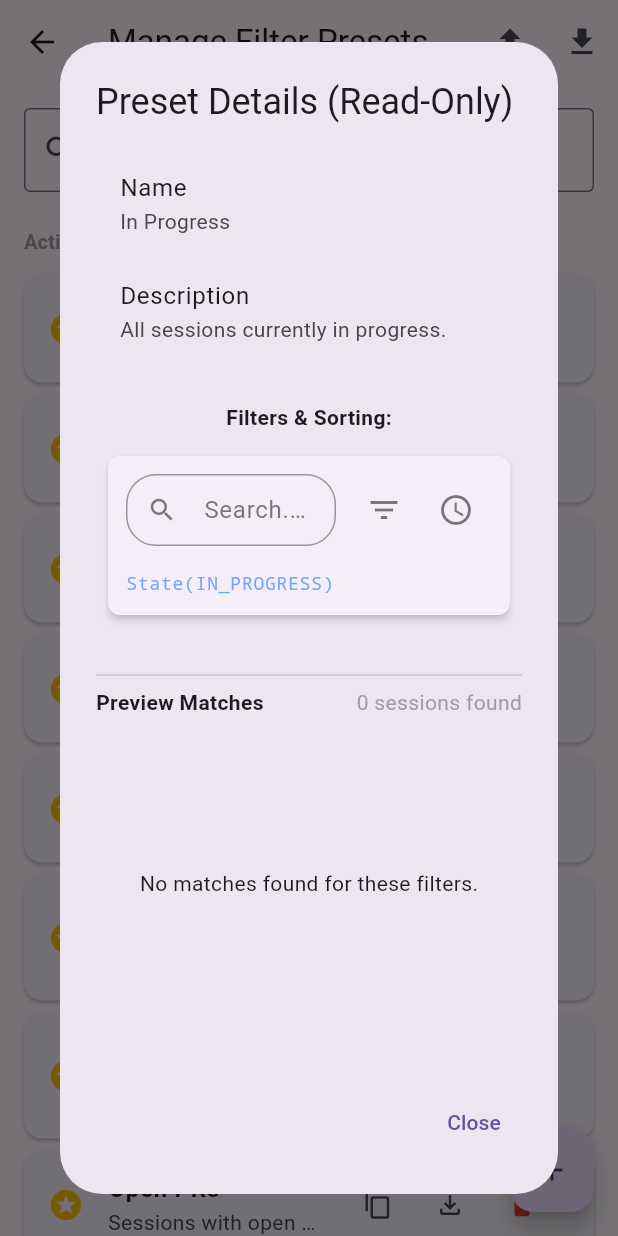
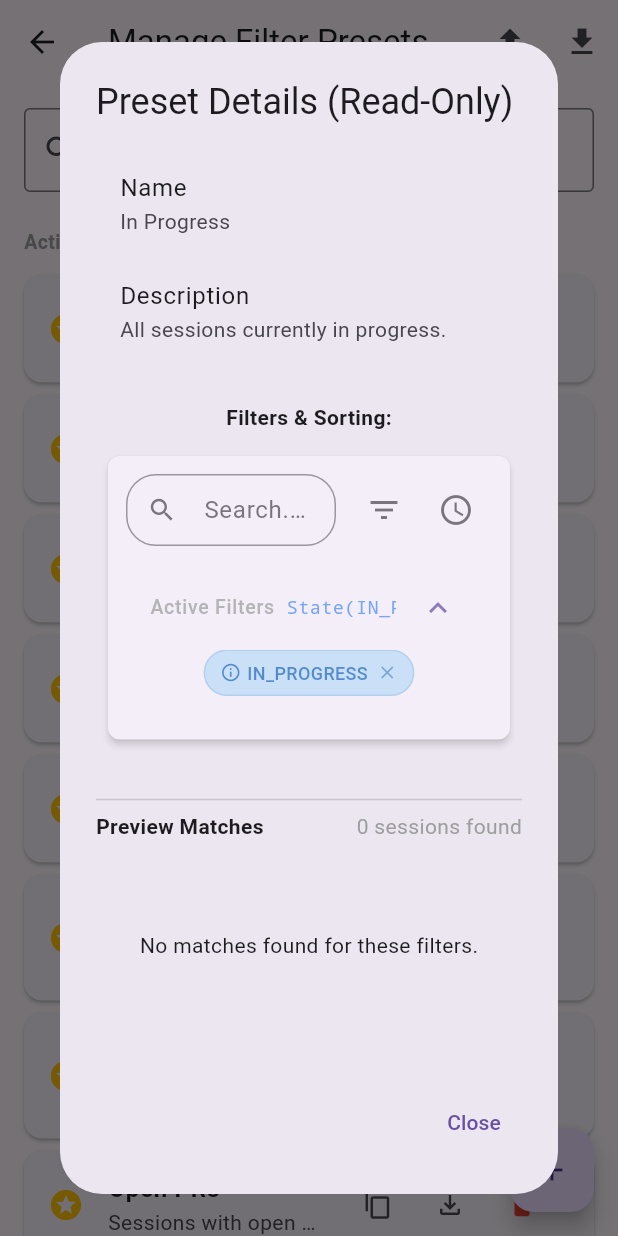
Before and after one commit to arran4/flutter_jules, a Flutter app: the BookmarkManagerScreen screen opened directly with empty values, after a tap on "In Progress", on a phone screen of 412 x 824 dp. Run offline on Flutter 3.47's test engine with Material 3 defaults, Android fonts, the phone set to English and light mode, and no system bars; our stand-ins replace flutter_local_notifications, flutter_markdown, flutter_secure_storage, google_sign_in, shared_preferences; missing offline and left inert: dartobjectutils; accounts and stored records are empty; network calls fail.

Commit message:
refactor(search): Decouple active filters from filter menu
The "Active Filters" view is now a separate, collapsible dropdown, independent of the main filter menu. This ensures that hiding the filter menu (which contains sorting and preset options) no longer hides the list of active filters.

```diff
--- a/lib/ui/widgets/advanced_search_bar.dart
+++ b/lib/ui/widgets/advanced_search_bar.dart
@@ -54,6 +54,7 @@ class _AdvancedSearchBarState extends State<AdvancedSearchBar> {
   List<FilterToken> _filteredSuggestions = [];
   int _highlightedIndex = 0;
   bool _showFilterMenu = false;
+  bool _showActiveFilters = true;
 
   @override
   void initState() {
@@ -714,18 +715,19 @@ class _AdvancedSearchBarState extends State<AdvancedSearchBar> {
 
                 const SizedBox(height: 12),
 
-                // Filters and Sorts inline (collapsible)
-                if (_showFilterMenu)
-                  Padding(
-                    padding: const EdgeInsets.only(top: 8),
-                    child: Row(
-                      crossAxisAlignment: CrossAxisAlignment.start,
-                      children: [
-                        // Left side: Active Filters
-                        Expanded(
-                          flex: 2,
-                          child: Column(
-                            crossAxisAlignment: CrossAxisAlignment.start,
+                // Active Filters (collapsible dropdown)
+                if (widget.filterTree != null)
+                  Theme(
+                    data: Theme.of(context)
+                        .copyWith(dividerColor: Colors.transparent),
+                    child: ExpansionTile(
+                      initiallyExpanded: _showActiveFilters,
+                      onExpansionChanged: (isExpanded) {
+                        setState(() {
+                          _showActiveFilters = isExpanded;
+                        });
+                      },
+                      title: Row(
                         children: [
                           const Text(
                             'Active Filters',
@@ -735,9 +737,34 @@ class _AdvancedSearchBarState extends State<AdvancedSearchBar> {
                               color: Colors.grey,
                             ),
                           ),
-                              const Divider(height: 16),
-                              if (widget.filterTree != null)
-                                FilterElementWidget(
+                          const SizedBox(width: 8),
+                          Expanded(
+                            child: TextField(
+                              controller: _expressionController,
+                              readOnly: true,
+                              style: const TextStyle(
+                                fontSize: 12,
+                                color: Colors.blueAccent,
+                                fontFamily: 'monospace',
+                              ),
+                              decoration: const InputDecoration(
+                                isDense: true,
+                                border: InputBorder.none,
+                                contentPadding: EdgeInsets.zero,
+                              ),
+                            ),
+                          ),
+                        ],
+                      ),
+                      trailing: Icon(
+                        _showActiveFilters
+                            ? Icons.expand_less
+                            : Icons.expand_more,
+                      ),
+                      children: [
+                        Padding(
+                          padding: const EdgeInsets.fromLTRB(16, 0, 16, 16),
+                          child: FilterElementWidget(
                             element: widget.filterTree,
                             onAddAlternative: (target, alternative) {
                               final newTree =
@@ -751,8 +778,7 @@ class _AdvancedSearchBarState extends State<AdvancedSearchBar> {
                                   FilterElementBuilder.simplify(newTree);
                               widget.onFilterTreeChanged(simplified);
                             },
-                                  onDrop:
-                                      (source, target, action, isCtrlPressed) {
+                            onDrop: (source, target, action, isCtrlPressed) {
                               var newTree = widget.filterTree;
                               final sourceCopy =
                                   FilterElement.fromJson(source.toJson());
@@ -760,39 +786,34 @@ class _AdvancedSearchBarState extends State<AdvancedSearchBar> {
 
                               switch (action) {
                                 case FilterDropAction.groupOr:
-                                        newTree =
-                                            FilterElementBuilder.groupFilters(
+                                  newTree = FilterElementBuilder.groupFilters(
                                       newTree, target, sourceCopy,
                                       isAnd: false);
                                   break;
                                 case FilterDropAction.groupAnd:
-                                        newTree =
-                                            FilterElementBuilder.groupFilters(
+                                  newTree = FilterElementBuilder.groupFilters(
                                       newTree, target, sourceCopy,
                                       isAnd: true);
                                   break;
                                 case FilterDropAction.addToGroup:
-                                        newTree = FilterElementBuilder
-                                            .addFilterToComposite(
+                                  newTree =
+                                      FilterElementBuilder.addFilterToComposite(
                                           newTree, target, sourceCopy);
                                   break;
                                 case FilterDropAction.groupAboveAnd:
-                                        newTree =
-                                            FilterElementBuilder.groupFilters(
+                                  newTree = FilterElementBuilder.groupFilters(
                                       newTree, target, sourceCopy,
                                       isAnd: true);
                                   break;
                                 case FilterDropAction.groupAboveOr:
-                                        newTree =
-                                            FilterElementBuilder.groupFilters(
+                                  newTree = FilterElementBuilder.groupFilters(
                                       newTree, target, sourceCopy,
                                       isAnd: false);
                                   break;
                               }
 
                               if (!isCopy && newTree != null) {
-                                      newTree =
-                                          FilterElementBuilder.removeFilter(
+                                newTree = FilterElementBuilder.removeFilter(
                                     newTree, source);
                               }
 
@@ -801,28 +822,46 @@ class _AdvancedSearchBarState extends State<AdvancedSearchBar> {
                               widget.onFilterTreeChanged(simplified);
                             },
                             onRemove: (element) {
-                                    final newTree =
-                                        FilterElementBuilder.removeFilter(
+                              final newTree = FilterElementBuilder.removeFilter(
                                   widget.filterTree, element);
                               final simplified =
                                   FilterElementBuilder.simplify(newTree);
                               widget.onFilterTreeChanged(simplified);
                             },
                             onToggleNot: (element) {
-                                    final newTree =
-                                        FilterElementBuilder.toggleNot(
+                              final newTree = FilterElementBuilder.toggleNot(
                                   widget.filterTree!, element);
                               widget.onFilterTreeChanged(newTree);
                             },
                             onTap: null,
-                                )
-                              else
+                          ),
+                        ),
+                      ],
+                    ),
+                  ),
+
+                // Sorts and Presets (collapsible menu)
+                if (_showFilterMenu)
+                  Padding(
+                    padding: const EdgeInsets.only(top: 8),
+                    child: Row(
+                      crossAxisAlignment: CrossAxisAlignment.start,
+                      children: [
+                        // Left side: Sorts
+                        Expanded(
+                          flex: 2,
+                          child: Column(
+                            crossAxisAlignment: CrossAxisAlignment.start,
+                            children: [
                               const Text(
-                                  'No filters applied.',
+                                'Sort Order',
                                 style: TextStyle(
-                                      fontSize: 12, color: Colors.grey),
+                                  fontSize: 13,
+                                  fontWeight: FontWeight.w500,
+                                  color: Colors.grey,
                                 ),
-                              const SizedBox(height: 16),
+                              ),
+                              const Divider(height: 16),
                               SortPillsWidget(
                                 activeSorts: widget.activeSorts,
                                 onSortsChanged: widget.onSortsChanged,
@@ -838,35 +877,6 @@ class _AdvancedSearchBarState extends State<AdvancedSearchBar> {
                         ),
                       ],
                     ),
-                  )
-                else if (widget.filterTree != null)
-                  Padding(
-                    padding: const EdgeInsets.only(top: 4),
-                    child: Row(
-                      children: [
-                        Expanded(
-                          child: TextField(
-                            controller: _expressionController,
-                            readOnly: true,
-                            style: const TextStyle(
-                              fontSize: 12,
-                              color: Colors.blueAccent,
-                              fontFamily: 'monospace',
-                            ),
-                            decoration: const InputDecoration(
-                              isDense: true,
-                              border: InputBorder.none,
-                              contentPadding: EdgeInsets.zero,
-                            ),
-                            onTap: () {
-                              setState(() {
-                                _showFilterMenu = true;
-                              });
-                            },
-                          ),
-                        ),
-                      ],
-                    ),
                   ),
               ],
             ),
```
Lines whose indentation alone changed are shown as unchanged.
